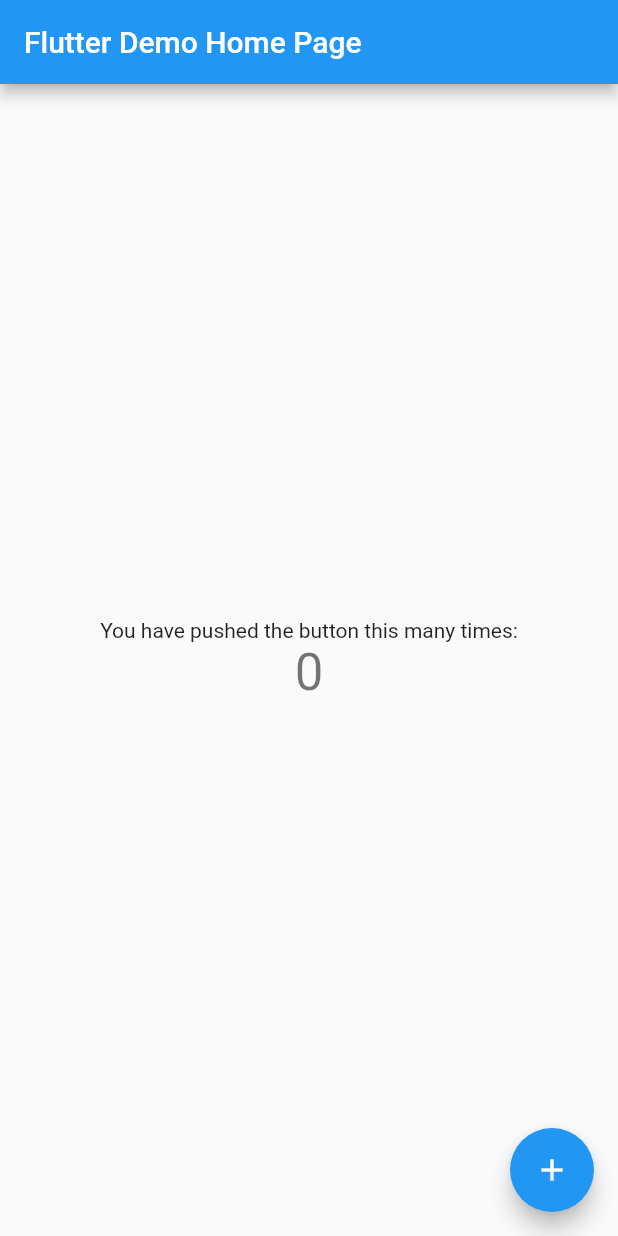
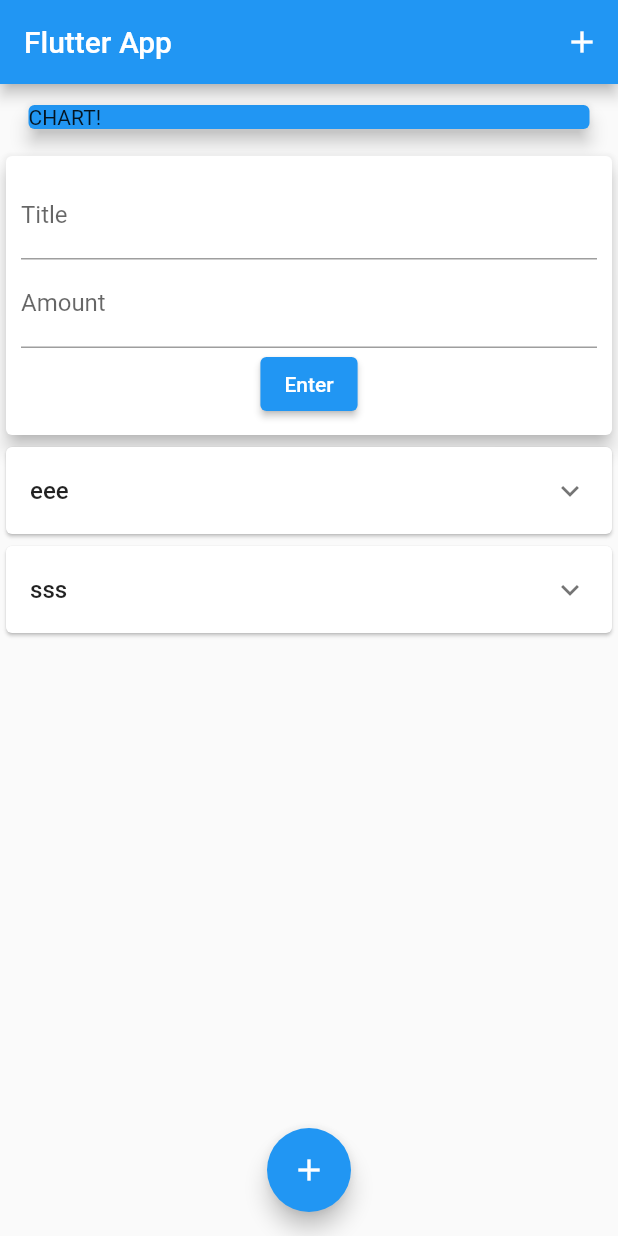
Before and after one commit to christhirst/flutter, a Flutter app: the screen it shows after launch, on a phone screen of 412 x 824 dp. Run offline on Flutter 3.47's test engine with Material 2 defaults, Android fonts, the light colour scheme and no system bars.

Commit message:
working drop collapse tiles

```diff
--- /dev/null
+++ b/ldap_front/lib/getrequest.dart
@@ -0,0 +1 @@
+class GetRequest {}
--- a/ldap_front/lib/main.dart
+++ b/ldap_front/lib/main.dart
@@ -1,125 +1,105 @@
 import 'package:flutter/material.dart';
 import 'package:http/http.dart' as http;
+import '../widgets/entry_transaction.dart';
+import './widgets/new_entry.dart';
+import './widgets/entry_list.dart';
 
-void getd() {
-  var url =
-      Uri.https('www.googleapis.com', '/books/v1/volumes', {'q': '{http}'});
+import 'dart:convert';
 
-  // Await the http get response, then decode the json-formatted response.
-  var response = http.get(url);
+import 'models/scim.dart';
+
+dynamic getd() {
+  Map news = Map();
+  var client = http.Client();
+  var url = Uri.http('localhost:9000', '/Users');
+
+  client.get(url, headers: {
+    "Access-Control-Allow-Origin": "*",
+    "Access-Control-Allow-Headers": "*",
+  }).then((response) => (news = json.decode(response.body)));
+
+  return news;
+}
+
+void postd() {
+  var client = http.Client();
+
+  var url = Uri.http('localhost:9000', '/Users');
+
+  var response = client.post(url,
+      headers: {
+        "Access-Control-Allow-Origin": "*",
+        "Access-Control-Allow-Headers": "*",
+      },
+      body: json.encode({'title: "test"'}));
+
   print(response.toString());
 }
 
-void main() {
-  runApp(const MyApp());
-}
+void main() => runApp(MyApp());
 
 class MyApp extends StatelessWidget {
-  const MyApp({Key? key}) : super(key: key);
-
-  // This widget is the root of your application.
   @override
   Widget build(BuildContext context) {
     return MaterialApp(
-      title: 'Flutter Demo',
-      theme: ThemeData(
-        // This is the theme of your application.
-        //
-        // Try running your application with "flutter run". You'll see the
-        // application has a blue toolbar. Then, without quitting the app, try
-        // changing the primarySwatch below to Colors.green and then invoke
-        // "hot reload" (press "r" in the console where you ran "flutter run",
-        // or simply save your changes to "hot reload" in a Flutter IDE).
-        // Notice that the counter didn't reset back to zero; the application
-        // is not restarted.
-        primarySwatch: Colors.blue,
-      ),
-      home: const MyHomePage(title: 'Flutter Demo Home Page'),
+      title: 'Flutter App',
+      home: MyHomePage(),
     );
   }
 }
 
-class MyHomePage extends StatefulWidget {
-  const MyHomePage({Key? key, required this.title}) : super(key: key);
+class MyHomePage extends StatelessWidget {
+  String? titleInput;
+  String? amountInput;
 
-  // This widget is the home page of your application. It is stateful, meaning
-  // that it has a State object (defined below) that contains fields that affect
-  // how it looks.
+  final titleController = TextEditingController();
+  final amountController = TextEditingController();
 
-  // This class is the configuration for the state. It holds the values (in this
-  // case the title) provided by the parent (in this case the App widget) and
-  // used by the build method of the State. Fields in a Widget subclass are
-  // always marked "final".
-
-  final String title;
-
-  @override
-  State<MyHomePage> createState() => _MyHomePageState();
-}
-
-class _MyHomePageState extends State<MyHomePage> {
-  int _counter = 0;
-
-  void _incrementCounter() {
-    setState(() {
-      // This call to setState tells the Flutter framework that something has
-      // changed in this State, which causes it to rerun the build method below
-      // so that the display can reflect the updated values. If we changed
-      // _counter without calling setState(), then the build method would not be
-      // called again, and so nothing would appear to happen.
-      _counter++;
-    });
+  void startAddNewTransaction(BuildContext ctx) {
+    showModalBottomSheet(
+      context: ctx,
+      builder: (_) {
+        return UserTransactions();
+      },
+    );
   }
 
   @override
   Widget build(BuildContext context) {
-    // This method is rerun every time setState is called, for instance as done
-    // by the _incrementCounter method above.
-    //
-    // The Flutter framework has been optimized to make rerunning build methods
-    // fast, so that you can just rebuild anything that needs updating rather
-    // than having to individually change instances of widgets.
     return Scaffold(
       appBar: AppBar(
-        // Here we take the value from the MyHomePage object that was created by
-        // the App.build method, and use it to set our appbar title.
-        title: Text(widget.title),
+        title: Text('Flutter App'),
+        actions: <Widget>[
+          IconButton(
+            onPressed: () {},
+            icon: Icon(
+              Icons.add,
+            ),
+          )
+        ],
       ),
-      body: Center(
-        // Center is a layout widget. It takes a single child and positions it
-        // in the middle of the parent.
+      body: SingleChildScrollView(
         child: Column(
-          // Column is also a layout widget. It takes a list of children and
-          // arranges them vertically. By default, it sizes itself to fit its
-          // children horizontally, and tries to be as tall as its parent.
-          //
-          // Invoke "debug painting" (press "p" in the console, choose the
-          // "Toggle Debug Paint" action from the Flutter Inspector in Android
-          // Studio, or the "Toggle Debug Paint" command in Visual Studio Code)
-          // to see the wireframe for each widget.
-          //
-          // Column has various properties to control how it sizes itself and
-          // how it positions its children. Here we use mainAxisAlignment to
-          // center the children vertically; the main axis here is the vertical
-          // axis because Columns are vertical (the cross axis would be
-          // horizontal).
-          mainAxisAlignment: MainAxisAlignment.center,
-          children: <Widget>[
-            const Text(
-              'You have pushed the button this many times:',
-            ),
-            Text(
-              '$_counter',
-              style: Theme.of(context).textTheme.headline4,
-            ),
-          ],
-        ),
+            // mainAxisAlignment: MainAxisAlignment.spaceAround,
+            crossAxisAlignment: CrossAxisAlignment.stretch,
+            children: <Widget>[
+              Container(
+                margin: EdgeInsets.symmetric(vertical: 10, horizontal: 15),
+                width: double.infinity,
+                child: Card(
+                  color: Colors.blue,
+                  child: Text('CHART!'),
+                  elevation: 5,
+                ),
+              ),
+              UserTransactions(),
+            ]),
       ),
+      floatingActionButtonLocation: FloatingActionButtonLocation.centerFloat,
       floatingActionButton: FloatingActionButton(
-        onPressed: _incrementCounter,
-        tooltip: 'Increment',
-        child: const Icon(Icons.add),
-      ), // This trailing comma makes auto-formatting nicer for build methods.
+        child: Icon(Icons.add),
+        onPressed: () {},
+      ),
     );
   }
 }
--- /dev/null
+++ b/ldap_front/lib/models/scim.dart
@@ -0,0 +1,28 @@
+class Scim {
+  final String? resources;
+  Scim({this.resources});
+}
+
+class Entry {
+  String id;
+  String? metaString;
+  String? startIndex;
+  String? totalResults;
+
+  Entry({this.id = "", this.metaString, this.startIndex, this.totalResults});
+}
+
+class Meta {
+  String resourceType;
+  String location;
+  String name;
+  String userName;
+  String schemas;
+  Meta(
+    this.resourceType,
+    this.location,
+    this.name,
+    this.userName,
+    this.schemas,
+  );
+}
--- /dev/null
+++ b/ldap_front/lib/widgets/entry_list.dart
@@ -0,0 +1,35 @@
+import 'package:flutter/material.dart';
+import '../models/scim.dart';
+
+class EntriesList extends StatelessWidget {
+  final List<Entry> Entries;
+
+  EntriesList(this.Entries);
+
+  @override
+  Widget build(BuildContext context) {
+    return Container(
+        height: 200,
+        child: ListView.builder(
+          itemBuilder: (ctx, index) {
+            return Card(
+              child: ExpansionTile(
+                title: Text(
+                  Entries[index].id,
+                  style: TextStyle(fontSize: 16.0, fontWeight: FontWeight.w500),
+                ),
+                children: <Widget>[
+                  ListTile(
+                    title: Text(
+                      Entries[index].id,
+                      style: TextStyle(fontWeight: FontWeight.w700),
+                    ),
+                  )
+                ],
+              ),
+            );
+          },
+          itemCount: Entries.length,
+        ));
+  }
+}
--- /dev/null
+++ b/ldap_front/lib/widgets/entry_transaction.dart
@@ -0,0 +1,35 @@
+import 'package:flutter/material.dart';
+import 'package:ldap_front/models/scim.dart';
+import './new_entry.dart';
+import './entry_list.dart';
+import '../models/scim.dart';
+
+class UserTransactions extends StatefulWidget {
+  @override
+  _UserTransactionsState createState() => _UserTransactionsState();
+}
+
+class _UserTransactionsState extends State<UserTransactions> {
+  final List<Entry> _userTransactions = [
+    Entry(id: "eee", metaString: "rrr"),
+    Entry(id: "sss", metaString: "qqq")
+  ];
+
+  void _addNewTransaction(String txTitle, String txAmount) {
+    final newTx = Entry(id: txTitle, metaString: txAmount);
+
+    setState(() {
+      _userTransactions.add(newTx);
+    });
+  }
+
+  @override
+  Widget build(BuildContext context) {
+    return Column(
+      children: <Widget>[
+        NewEntry(_addNewTransaction),
+        EntriesList(_userTransactions)
+      ],
+    );
+  }
+}
--- /dev/null
+++ b/ldap_front/lib/widgets/new_entry.dart
@@ -0,0 +1,47 @@
+import 'package:flutter/material.dart';
+
+class NewEntry extends StatelessWidget {
+  final Function addTx;
+  final titleController = TextEditingController();
+  final amountController = TextEditingController();
+
+  NewEntry(this.addTx);
+
+  void submitData() {
+    final entredTitle = titleController.text;
+    final enteredAmount = amountController.text;
+    if (entredTitle.isEmpty || enteredAmount.isEmpty) {
+      return;
+    }
+
+    addTx(
+      entredTitle,
+      enteredAmount,
+    );
+  }
+
+  @override
+  Widget build(BuildContext context) {
+    return Card(
+      elevation: 5,
+      child: Container(
+        padding: EdgeInsets.all(10),
+        child: Column(
+          children: <Widget>[
+            TextField(
+              decoration: InputDecoration(labelText: "Title"),
+              controller: titleController,
+              onSubmitted: (_) => submitData(),
+            ),
+            TextField(
+              decoration: InputDecoration(labelText: "Amount"),
+              controller: amountController,
+              onSubmitted: (_) => submitData(),
+            ),
+            ElevatedButton(onPressed: submitData, child: const Text('Enter'))
+          ],
+        ),
+      ),
+    );
+  }
+}
```
Also changed, not shown: ldap_front/lib/collapse.dart (added, +64 -0 lines), ldap_front/lib/listwidget.dart (added, +19 -0 lines), ldap_front/lib/login.dart (added), 1 other file.
